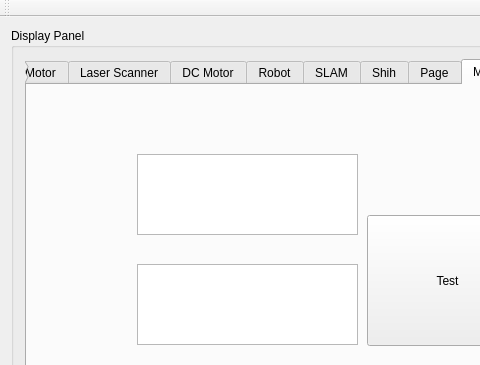
Qt form eic_test.ui (bill-lee/EIC_Final) before a commit; both pictures show x 0 to 480 and y 0 to 365 of the 1136 by 780 pixel window.
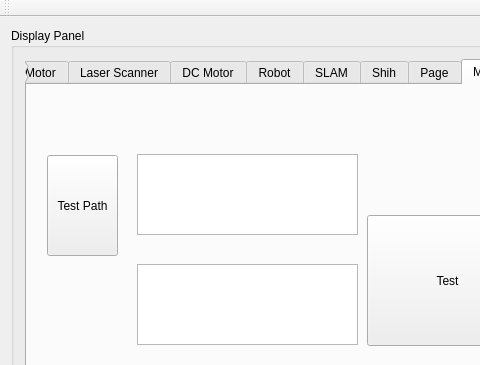
The same form after that commit.

Patch:
```diff
--- a/eic_test.ui
+++ b/eic_test.ui
@@ -2318,6 +2318,19 @@
             <string>Test</string>
            </property>
           </widget>
+          <widget class="QPushButton" name="pushButton_24">
+           <property name="geometry">
+            <rect>
+             <x>20</x>
+             <y>70</y>
+             <width>71</width>
+             <height>101</height>
+            </rect>
+           </property>
+           <property name="text">
+            <string>Test Path</string>
+           </property>
+          </widget>
          </widget>
         </widget>
        </item>
```
